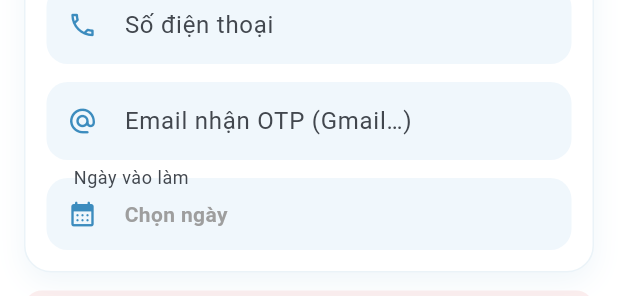
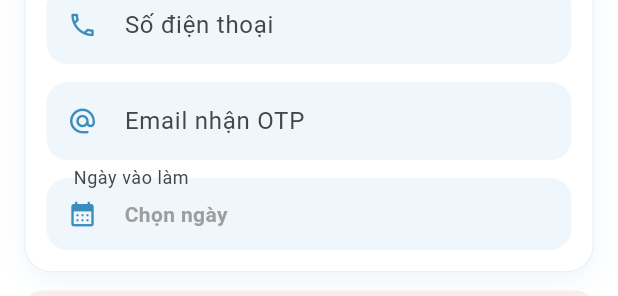
Before and after one commit to DoanBaThanh-tech/OPC-MaintenanceApp, a Flutter app: the _ProfileSheetBody widget shown alone on an empty page, opened directly, scrolled down 277 dp, on a phone screen of 412 x 824 dp. Shown: the part 611-907 px from the top of the screen. Run offline on Flutter 3.47's test engine with Material 3 defaults, Android fonts, the phone set to English and light mode, and no system bars; our stand-ins replace flutter_secure_storage; accounts and stored records are empty; network calls fail.

```diff
--- a/lib/features/auth/presentation/auth_screens.dart
+++ b/lib/features/auth/presentation/auth_screens.dart
@@ -965,8 +965,9 @@ class _ForgotPasswordScreenState extends State<ForgotPasswordScreen>
                 validator: (v) {
                   final e = AuthValidators.email(v);
                   if (e != null) return e;
-                  if (v!.trim().toLowerCase().endsWith('@opc.com')) {
-                    return 'Phải là Gmail/Outlook đã đăng ký trên hồ sơ, không dùng @opc.com';
+                  final low = v!.trim().toLowerCase();
+                  if (!low.endsWith('@gmail.com')) {
+                    return 'Email cá nhân phải đúng định dạng …@gmail.com';
                   }
                   return null;
                 },
--- a/lib/features/auth/presentation/profile_sheet.dart
+++ b/lib/features/auth/presentation/profile_sheet.dart
@@ -661,6 +661,11 @@ class _ProfileSheetBodyState extends State<_ProfileSheetBody>
                         children: [
                           TextField(
                             controller: _hoTenCtrl,
+                            inputFormatters: [
+                              FilteringTextInputFormatter.allow(
+                                RegExp(r'[\p{L}\s]', unicode: true),
+                              ),
+                            ],
                             decoration: _dec(
                                 label: 'Họ và tên',
                                 prefix: Icons.badge_outlined),
@@ -682,8 +687,8 @@ class _ProfileSheetBodyState extends State<_ProfileSheetBody>
                             controller: _emailLienHeCtrl,
                             keyboardType: TextInputType.emailAddress,
                             decoration: _dec(
-                              label: 'Email nhận OTP (Gmail…)',
-                              hint: 'Gmail cá nhân gắn với tài khoản',
+                              label: 'Email nhận OTP',
+                              hint: 'vd: tenban@gmail.com',
                               prefix: Icons.alternate_email_rounded,
                             ),
                           ),
```
Also changed, not shown: lib/features/auth/data/profile_logic.dart (+8 -16 lines).
